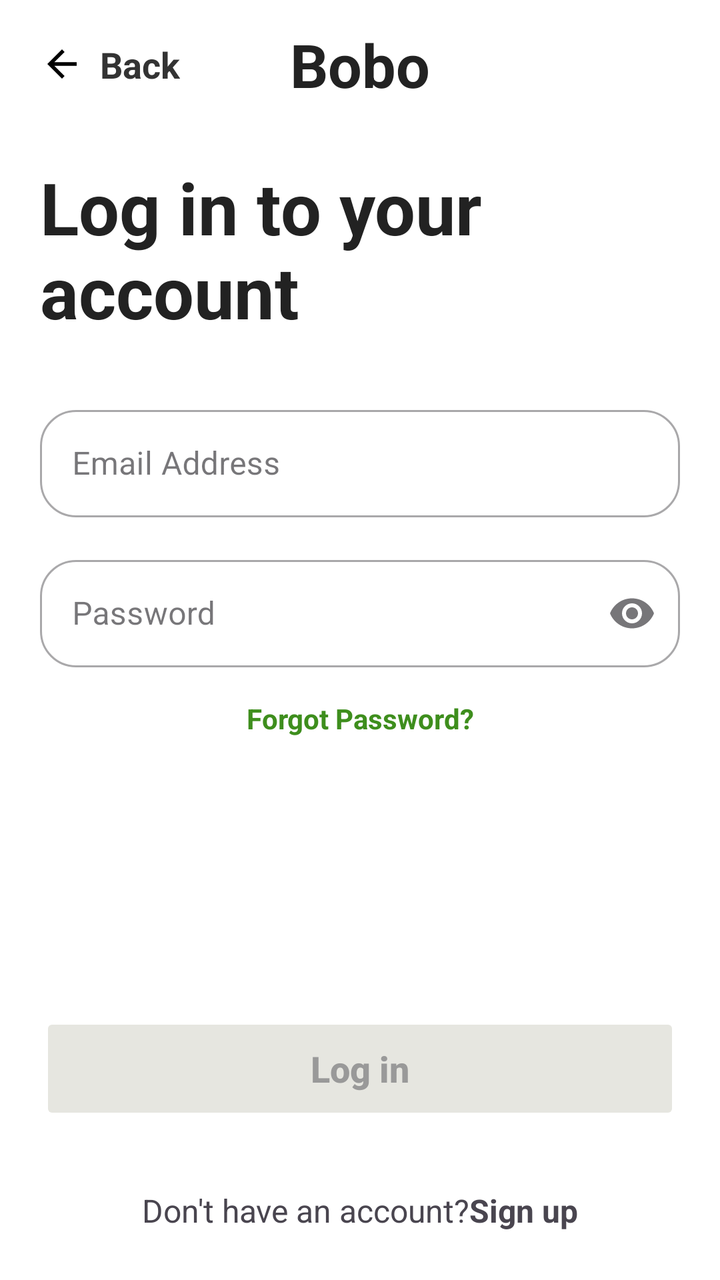
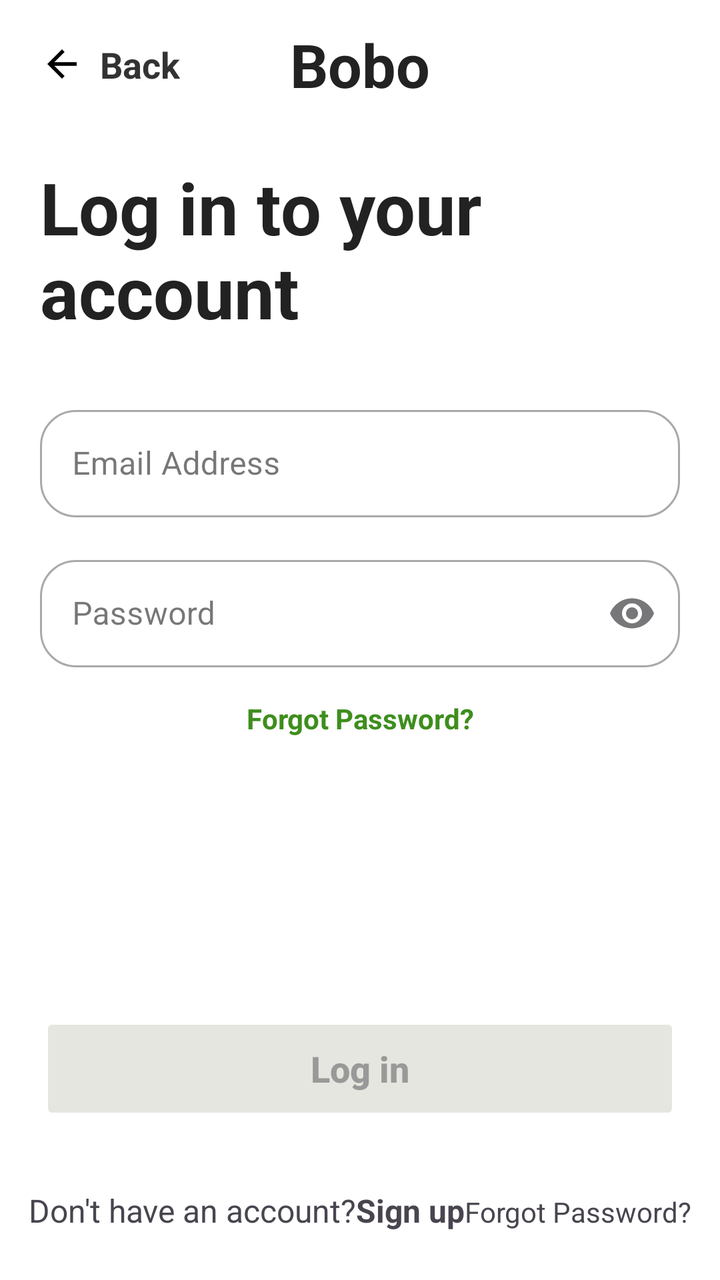

Compare the two renders of this Android layout. The source of the first and the diff that turns it into the second are given below.
<!-- AndroidManifest.xml: application theme Theme.Food_design -->
<!-- res/layout/login_activity.xml -->
<?xml version="1.0" encoding="utf-8"?>
<androidx.constraintlayout.widget.ConstraintLayout
    xmlns:android="http://schemas.android.com/apk/res/android"
    xmlns:app="http://schemas.android.com/apk/res-auto"
    android:layout_width="match_parent"
    android:layout_height="match_parent"
    android:background="#FFFFFF">

    

    <LinearLayout
        android:id="@+id/layoutBack"
        android:layout_width="wrap_content"
        android:layout_height="wrap_content"
        android:layout_marginStart="20dp"
        android:layout_marginTop="20dp"
        android:gravity="center_vertical"
        android:orientation="horizontal"
        app:layout_constraintStart_toStartOf="parent"
        app:layout_constraintTop_toTopOf="parent">

        <ImageView
            android:layout_width="22dp"
            android:layout_height="22dp"
            android:src="@drawable/ic_back"/>

        <TextView
            android:layout_width="wrap_content"
            android:layout_height="wrap_content"
            android:layout_marginStart="8dp"
            android:text="Back"
            android:textColor="#333333"
            android:textSize="18sp"
            android:textStyle="bold"/>

    </LinearLayout>

    

    <TextView
        android:id="@+id/txtLogo"
        android:layout_width="wrap_content"
        android:layout_height="wrap_content"
        android:text="Bobo"
        android:textColor="#222222"
        android:textSize="30sp"
        android:textStyle="bold"
        app:layout_constraintTop_toTopOf="@id/layoutBack"
        app:layout_constraintBottom_toBottomOf="@id/layoutBack"
        app:layout_constraintStart_toStartOf="parent"
        app:layout_constraintEnd_toEndOf="parent"/>

    

    <TextView
        android:id="@+id/txtHeading"
        android:layout_width="0dp"
        android:layout_height="wrap_content"
        android:layout_marginStart="20dp"
        android:layout_marginTop="35dp"
        android:layout_marginEnd="20dp"
        android:text="Log in to your&#10;account"
        android:textColor="#222222"
        android:textSize="36sp"
        android:textStyle="bold"
        app:layout_constraintTop_toBottomOf="@id/layoutBack"
        app:layout_constraintStart_toStartOf="parent"
        app:layout_constraintEnd_toEndOf="parent"/>

    

    <com.google.android.material.textfield.TextInputLayout
        android:id="@+id/emailLayout"
        style="@style/Widget.MaterialComponents.TextInputLayout.OutlinedBox"
        android:layout_width="0dp"
        android:layout_height="wrap_content"
        android:layout_marginStart="20dp"
        android:layout_marginTop="30dp"
        android:layout_marginEnd="20dp"
        app:boxCornerRadiusBottomEnd="18dp"
        app:boxCornerRadiusBottomStart="18dp"
        app:boxCornerRadiusTopEnd="18dp"
        app:boxCornerRadiusTopStart="18dp"
        app:layout_constraintTop_toBottomOf="@id/txtHeading"
        app:layout_constraintStart_toStartOf="parent"
        app:layout_constraintEnd_toEndOf="parent">

        <com.google.android.material.textfield.TextInputEditText
            android:id="@+id/etEmail"
            android:layout_width="match_parent"
            android:layout_height="wrap_content"
            android:hint="@string/email_address"
            android:padding="16dp"/>

    </com.google.android.material.textfield.TextInputLayout>

    

    <com.google.android.material.textfield.TextInputLayout
        android:id="@+id/passwordLayout"
        style="@style/Widget.MaterialComponents.TextInputLayout.OutlinedBox"
        android:layout_width="0dp"
        android:layout_height="wrap_content"
        android:layout_marginStart="20dp"
        android:layout_marginTop="16dp"
        android:layout_marginEnd="20dp"
        app:endIconMode="password_toggle"
        app:boxCornerRadiusBottomEnd="18dp"
        app:boxCornerRadiusBottomStart="18dp"
        app:boxCornerRadiusTopEnd="18dp"
        app:boxCornerRadiusTopStart="18dp"
        app:layout_constraintTop_toBottomOf="@id/emailLayout"
        app:layout_constraintStart_toStartOf="parent"
        app:layout_constraintEnd_toEndOf="parent">

        <com.google.android.material.textfield.TextInputEditText
            android:id="@+id/etPassword"
            android:layout_width="match_parent"
            android:layout_height="wrap_content"
            android:hint="@string/password"
            android:inputType="textPassword"
            android:padding="16dp"/>

    </com.google.android.material.textfield.TextInputLayout>

    

    <TextView
        android:id="@+id/txtForgot"
        android:layout_width="wrap_content"
        android:layout_height="wrap_content"
        android:text="@string/forgot_password"
        android:textColor="#3E8E1D"
        android:textStyle="bold"
        android:layout_marginTop="16dp"
        app:layout_constraintTop_toBottomOf="@id/passwordLayout"
        app:layout_constraintStart_toStartOf="parent"
        app:layout_constraintEnd_toEndOf="parent"/>

    

    

    <Button
        android:id="@+id/btnLogin"
        android:layout_width="0dp"
        android:layout_height="56dp"
        android:layout_marginStart="20dp"
        android:layout_marginEnd="20dp"
        android:layout_marginBottom="32dp"
        android:backgroundTint="#E6E6E0"
        android:enabled="false"
        android:text="@string/log_in"
        android:textAllCaps="false"
        android:textColor="#999999"
        android:textSize="18sp"
        android:textStyle="bold"
        app:cornerRadius="16dp"
        app:layout_constraintBottom_toTopOf="@id/layoutBottom"
        app:layout_constraintEnd_toEndOf="parent"
        app:layout_constraintHorizontal_bias="0.0"
        app:layout_constraintStart_toStartOf="parent" />

    <LinearLayout
        android:id="@+id/layoutBottom"
        android:layout_width="wrap_content"
        android:layout_height="wrap_content"
        android:orientation="horizontal"
        android:layout_marginBottom="24dp"
        app:layout_constraintBottom_toBottomOf="parent"
        app:layout_constraintStart_toStartOf="parent"
        app:layout_constraintEnd_toEndOf="parent">

        <TextView
            android:layout_width="wrap_content"
            android:layout_height="wrap_content"
            android:text="@string/don_t_have_an_account"
            android:textSize="16sp"/>

        <TextView
            android:id="@+id/btnSignUp"
            android:layout_width="wrap_content"
            android:layout_height="wrap_content"
            android:text="@string/sign_up"
            android:textStyle="bold"
            android:textSize="16sp"/>

    </LinearLayout>

    <ProgressBar
        android:id="@+id/progressBar"
        android:layout_width="wrap_content"
        android:layout_height="wrap_content"
        android:visibility="gone"
        app:layout_constraintBottom_toBottomOf="parent"
        app:layout_constraintEnd_toEndOf="parent"
        app:layout_constraintStart_toStartOf="parent"
        app:layout_constraintTop_toTopOf="parent" />

</androidx.constraintlayout.widget.ConstraintLayout>
<!-- resources referenced by this layout -->
<resources>
  <!-- drawable ic_back (drawable) -->
  <?xml version="1.0" encoding="utf-8"?>
  <vector xmlns:android="http://schemas.android.com/apk/res/android"
      android:width="24dp"
      android:height="24dp"
      android:viewportWidth="24"
      android:viewportHeight="24">
      <path
          android:fillColor="#000000"
          android:pathData="M20,11H7.83l5.59,-5.59L12,4l-8,8l8,8l1.41,-1.41L7.83,13H20v-2z" />
  </vector>
  <string name="don_t_have_an_account">Don\'t have an account?</string>
  <string name="email_address">Email Address</string>
  <string name="forgot_password">Forgot Password?</string>
  <string name="log_in">Log in</string>
  <string name="password">Password</string>
  <string name="sign_up">Sign up</string>
  <style name="Theme.Food_design" parent="Base.Theme.Food_design" />
  <style name="Base.Theme.Food_design" parent="Theme.Material3.DayNight.NoActionBar">
          
          
      </style>
</resources>

<!-- the commit's change to res/layout/login_activity.xml (unified diff, before → after) -->
@@ -185,7 +185,15 @@
             android:textStyle="bold"
             android:textSize="16sp"/>
 
+        <TextView
+            android:layout_width="wrap_content"
+            android:layout_height="wrap_content"
+            android:text="@string/forgot_password"
+            />
+
     </LinearLayout>
+
+
 
     <ProgressBar
         android:id="@+id/progressBar"
